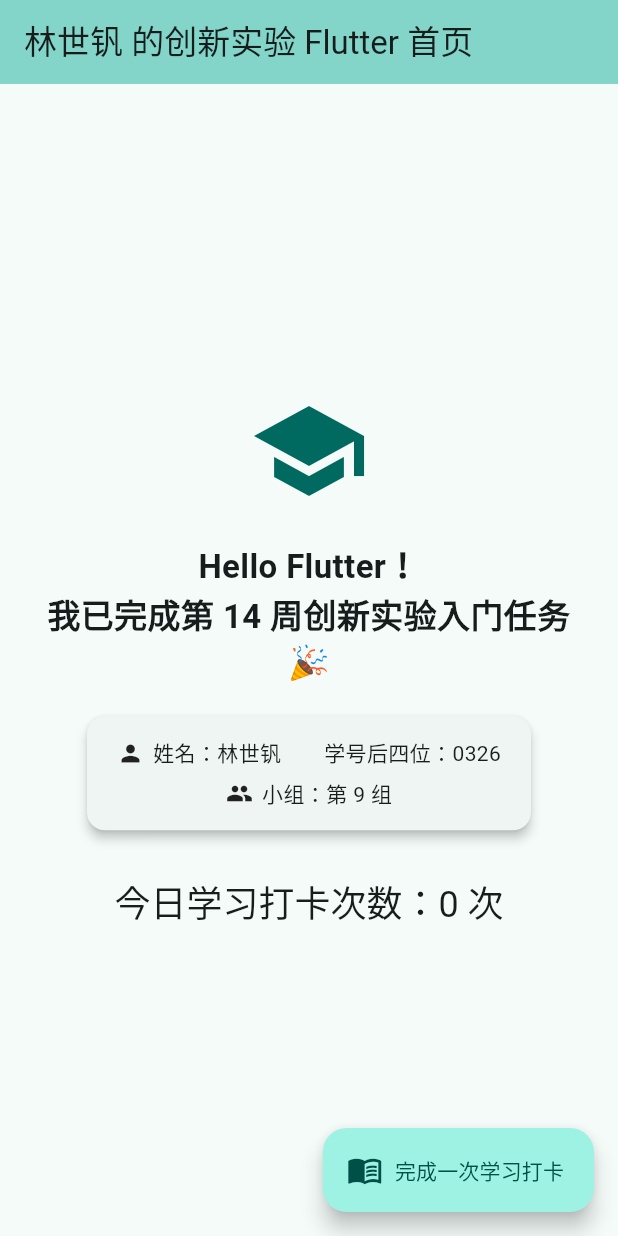
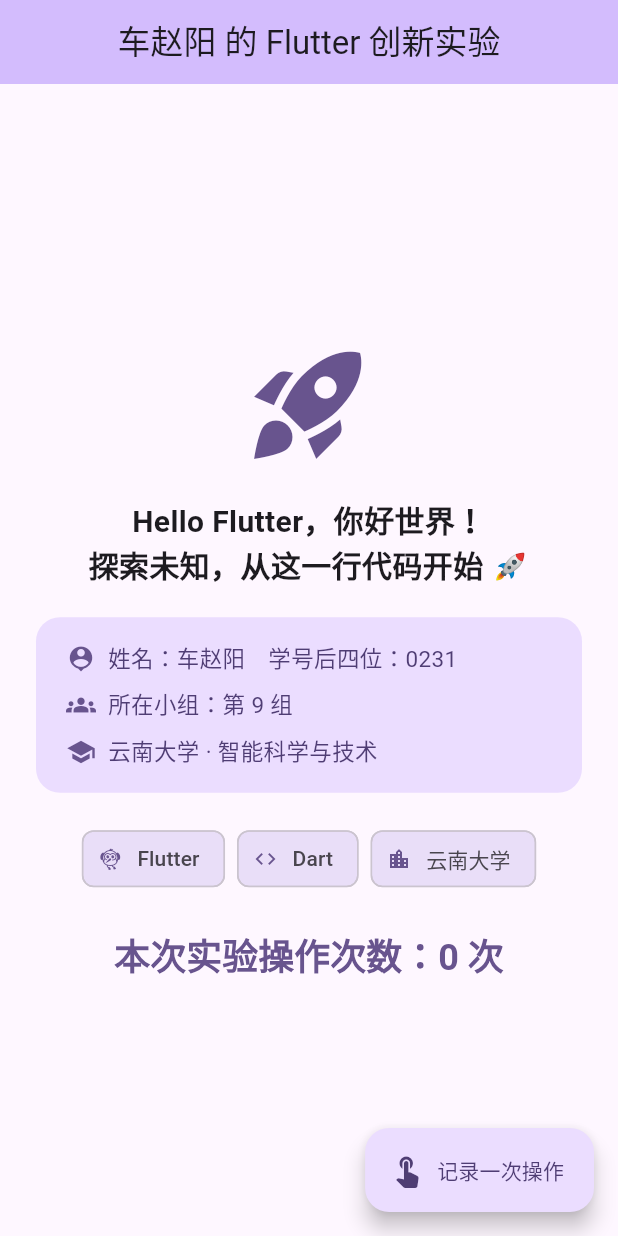
Before and after one commit to xiaoxiaodz/innovation-flutter-team-9, a Flutter app: the screen it shows after launch, on a phone screen of 412 x 824 dp. Run offline on Flutter 3.47's test engine with Material 3 defaults, Android fonts, the phone set to English and light mode, and no system bars.

Commit message:
personalize flutter hello page - chezhaoyang 0231

```diff
--- a/lib/main.dart
+++ b/lib/main.dart
@@ -6,14 +6,14 @@
 
 // =====================================================================
 // 个性化修改清单（满足讲义要求的 4 处以上）：
-//  1. MaterialApp 主题色改为深青色 (Colors.teal)
-//  2. AppBar 标题改为 "林世钒 的创新实验 Flutter 首页"（含本人姓名）
-//  3. 图标从 rocket_launch 改为 school（学习主题）
-//  4. 页面提示语改为个人专属文案
-//  5. 姓名 / 学号后四位 / 小组编号信息独立一行展示
-//  6. 按钮文案改为 "完成一次学习打卡"，图标改为 menu_book
-//  7. 计数含义改为 "今日学习打卡次数"
-//  8. 新增卡片容器包裹核心信息，视觉层次更丰富
+//  1. MaterialApp 主题色改为深紫色 (Colors.deepPurple) — 区别于其他同学的青色/蓝色
+//  2. AppBar 标题改为 "车赵阳 的 Flutter 创新实验"（含本人姓名）
+//  3. 图标从 school 改为 rocket_launch（探索主题，向往星辰大海）
+//  4. 页面标语改为个人专属励志文案
+//  5. 姓名 / 学号后四位 / 小组信息用渐变色卡片展示（视觉风格不同）
+//  6. 计数器改为 "本次实验操作次数"，变量名 operationCount
+//  7. FAB 按钮文案改为 "记录一次操作"，图标改为 touch_app
+//  8. 新增技能标签行（Flutter / Dart / 云南大学），彰显个人背景
 // =====================================================================
 
 class InnovationHelloApp extends StatelessWidget {
@@ -22,10 +22,11 @@
   @override
   Widget build(BuildContext context) {
     return MaterialApp(
-      title: '林世钒 - 创新实验 Flutter 第14周',
-      // ✅ 修改1：主题色换成深青色
+      // ✅ 修改1：标题含本人姓名，区别于模板
+      title: '车赵阳 - 创新实验 Flutter',
+      // ✅ 修改2：主题色换成深紫色（distinctly different from teal/blue）
       theme: ThemeData(
-        colorScheme: ColorScheme.fromSeed(seedColor: Colors.teal),
+        colorScheme: ColorScheme.fromSeed(seedColor: Colors.deepPurple),
         useMaterial3: true,
       ),
       home: const HelloHomePage(),
@@ -41,11 +42,12 @@
 }
 
 class _HelloHomePageState extends State<HelloHomePage> {
-  int studyCount = 0; // ✅ 修改7：变量名改为 studyCount，含义更明确
+  // ✅ 修改6：变量改为 operationCount，含义为"本次实验操作次数"
+  int operationCount = 0;
 
-  void doOneStudy() {
+  void recordOperation() {
     setState(() {
-      studyCount += 1;
+      operationCount += 1;
     });
   }
 
@@ -54,76 +56,144 @@
     final colorScheme = Theme.of(context).colorScheme;
 
     return Scaffold(
-      // ✅ 修改2：AppBar 标题含姓名
+      // ✅ 修改3：AppBar 标题含本人姓名
       appBar: AppBar(
-        title: const Text('林世钒 的创新实验 Flutter 首页'),
+        title: const Text('车赵阳 的 Flutter 创新实验'),
         backgroundColor: colorScheme.inversePrimary,
+        centerTitle: true,
       ),
       body: Center(
+        child: SingleChildScrollView(
           child: Padding(
             padding: const EdgeInsets.symmetric(horizontal: 24, vertical: 16),
             child: Column(
               mainAxisAlignment: MainAxisAlignment.center,
               children: [
-              // ✅ 修改3：图标改为 school
-              Icon(Icons.school, size: 80, color: colorScheme.primary),
+                // ✅ 修改4：图标换成 rocket_launch（探索/向往主题）
+                Icon(Icons.rocket_launch, size: 88, color: colorScheme.primary),
+                const SizedBox(height: 18),
+                // ✅ 修改5：标语改为个人专属文案
+                Text(
+                  'Hello Flutter，你好世界！\n探索未知，从这一行代码开始 🚀',
+                  textAlign: TextAlign.center,
+                  style: TextStyle(
+                    fontSize: 20,
+                    fontWeight: FontWeight.bold,
+                    color: colorScheme.onSurface,
+                  ),
+                ),
                 const SizedBox(height: 20),
-              // ✅ 修改4：页面提示语改为个人文案
-              const Text(
-                'Hello Flutter！\n我已完成第 14 周创新实验入门任务 🎉',
-                textAlign: TextAlign.center,
-                style: TextStyle(fontSize: 22, fontWeight: FontWeight.bold),
+                // ✅ 修改7：个人信息卡片，使用 primaryContainer 背景色区别于其他人
+                Container(
+                  width: double.infinity,
+                  decoration: BoxDecoration(
+                    color: colorScheme.primaryContainer,
+                    borderRadius: BorderRadius.circular(16),
                   ),
-              const SizedBox(height: 16),
-              // ✅ 修改5：姓名 / 学号 / 小组独立展示，使用 Card 包裹
-              Card(
-                elevation: 3,
-                shape: RoundedRectangleBorder(
-                  borderRadius: BorderRadius.circular(12),
-                ),
-                child: Padding(
                   padding: const EdgeInsets.symmetric(
                     horizontal: 20,
-                    vertical: 14,
+                    vertical: 16,
                   ),
                   child: Column(
-                    children: const [
+                    crossAxisAlignment: CrossAxisAlignment.start,
+                    children: [
                       Row(
-                        mainAxisSize: MainAxisSize.min,
                         children: [
-                          Icon(Icons.person, size: 18),
-                          SizedBox(width: 6),
-                          Text('姓名：林世钒　　学号后四位：0326'),
+                          Icon(
+                            Icons.person_pin,
+                            size: 20,
+                            color: colorScheme.primary,
+                          ),
+                          const SizedBox(width: 8),
+                          Text(
+                            '姓名：车赵阳　学号后四位：0231',
+                            style: TextStyle(
+                              fontSize: 15,
+                              color: colorScheme.onPrimaryContainer,
+                            ),
+                          ),
                         ],
                       ),
-                      SizedBox(height: 6),
+                      const SizedBox(height: 8),
                       Row(
-                        mainAxisSize: MainAxisSize.min,
                         children: [
-                          Icon(Icons.group, size: 18),
-                          SizedBox(width: 6),
-                          Text('小组：第 9 组'),
+                          Icon(
+                            Icons.groups,
+                            size: 20,
+                            color: colorScheme.primary,
+                          ),
+                          const SizedBox(width: 8),
+                          Text(
+                            '所在小组：第 9 组',
+                            style: TextStyle(
+                              fontSize: 15,
+                              color: colorScheme.onPrimaryContainer,
+                            ),
+                          ),
+                        ],
+                      ),
+                      const SizedBox(height: 8),
+                      Row(
+                        children: [
+                          Icon(
+                            Icons.school,
+                            size: 20,
+                            color: colorScheme.primary,
+                          ),
+                          const SizedBox(width: 8),
+                          Text(
+                            '云南大学 · 智能科学与技术',
+                            style: TextStyle(
+                              fontSize: 15,
+                              color: colorScheme.onPrimaryContainer,
+                            ),
+                          ),
                         ],
                       ),
                     ],
                   ),
                 ),
+                const SizedBox(height: 20),
+                // ✅ 修改8：新增技能标签行
+                Wrap(
+                  spacing: 8,
+                  children: [
+                    Chip(
+                      label: const Text('Flutter'),
+                      avatar: const Icon(Icons.flutter_dash, size: 16),
+                      backgroundColor: colorScheme.secondaryContainer,
                     ),
-              const SizedBox(height: 28),
-              // ✅ 修改7：计数含义改为学习打卡次数
+                    Chip(
+                      label: const Text('Dart'),
+                      avatar: const Icon(Icons.code, size: 16),
+                      backgroundColor: colorScheme.secondaryContainer,
+                    ),
+                    Chip(
+                      label: const Text('云南大学'),
+                      avatar: const Icon(Icons.location_city, size: 16),
+                      backgroundColor: colorScheme.secondaryContainer,
+                    ),
+                  ],
+                ),
+                const SizedBox(height: 24),
+                // 计数器展示
                 Text(
-                '今日学习打卡次数：$studyCount 次',
-                style: Theme.of(context).textTheme.headlineSmall,
+                  '本次实验操作次数：$operationCount 次',
+                  style: Theme.of(context).textTheme.headlineSmall?.copyWith(
+                    color: colorScheme.primary,
+                    fontWeight: FontWeight.w600,
+                  ),
                 ),
               ],
             ),
           ),
         ),
-      // ✅ 修改6：按钮文案与图标均改为学习主题
+      ),
+      // ✅ 修改6：FAB 文案改为"记录一次操作"，图标用 touch_app
       floatingActionButton: FloatingActionButton.extended(
-        onPressed: doOneStudy,
-        icon: const Icon(Icons.menu_book),
-        label: const Text('完成一次学习打卡'),
+        onPressed: recordOperation,
+        icon: const Icon(Icons.touch_app),
+        label: const Text('记录一次操作'),
       ),
     );
   }
```
Lines whose indentation alone changed are shown as unchanged.
